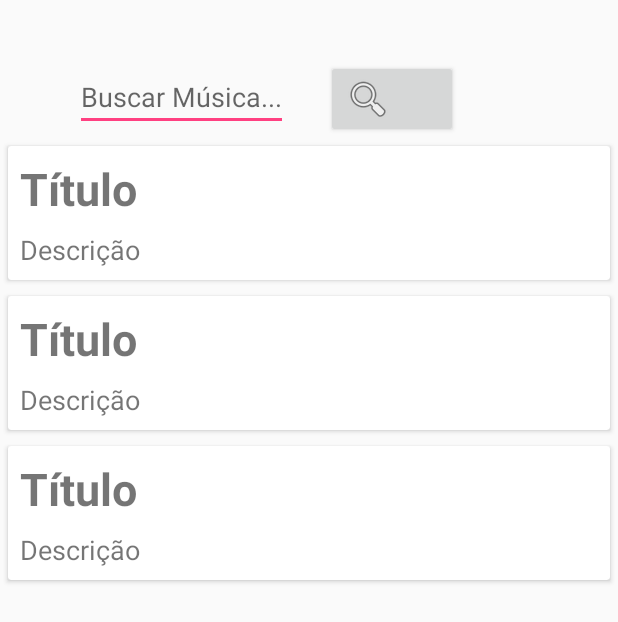
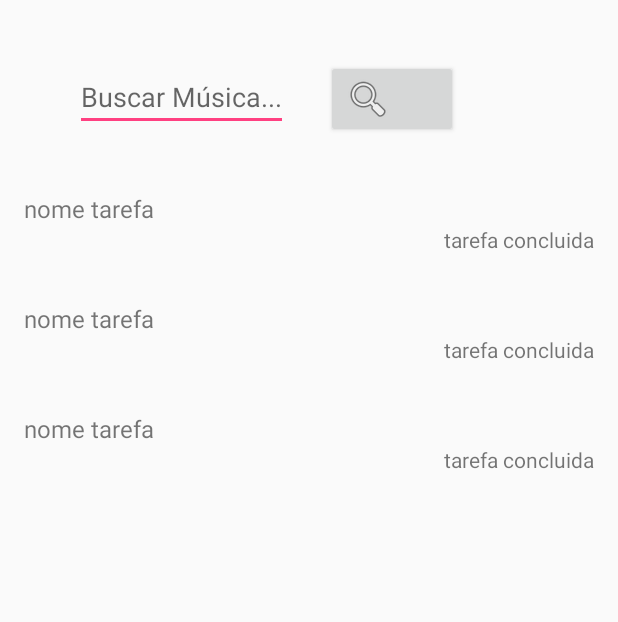
Before and after one commit to CesarT3333/android-uniftec-spoticesar, an Android app: the layout activity_agenda_telefonica.xml on its own in the app's theme, with its tools: preview values and no code run, on a phone screen of 412 x 824 dp. Shown: the top 622 px of the screen. Run offline under Robolectric (Android 15) with nearby library versions, the phone set to English and light mode, and no system bars.

Commit message:
criação de view holder

```diff
--- a/app/src/main/java/spoticesar/uniftec/com/br/spoticesar/models/Tarefa.java
+++ b/app/src/main/java/spoticesar/uniftec/com/br/spoticesar/models/Telefone.java
@@ -1,6 +1,6 @@
 package spoticesar.uniftec.com.br.spoticesar.models;
 
-public class Tarefa {
+public class Telefone {
 
     private String nome;
     private String telefone;
--- a/app/src/main/res/layout/activity_agenda_telefonica.xml
+++ b/app/src/main/res/layout/activity_agenda_telefonica.xml
@@ -38,6 +38,7 @@
 
     <android.support.v7.widget.RecyclerView
         android:id="@+id/rvw_telefones"
+        android:layout_marginTop="20dp"
         android:layout_width="match_parent"
         android:layout_height="wrap_content"
         tools:listitem="@layout/item_lista_telefonica" />
--- a/app/src/main/res/layout/item_lista_telefonica.xml
+++ b/app/src/main/res/layout/item_lista_telefonica.xml
@@ -1,43 +1,19 @@
 <?xml version="1.0" encoding="utf-8"?>
-<android.support.v7.widget.CardView xmlns:android="http://schemas.android.com/apk/res/android"
-    xmlns:app="http://schemas.android.com/apk/res-auto"
-    xmlns:tools="http://schemas.android.com/tools"
-    android:id="@+id/cardView"
+<RelativeLayout xmlns:android="http://schemas.android.com/apk/res/android"
     android:layout_width="match_parent"
     android:layout_height="wrap_content"
-    android:layout_margin="5dp">
-
-    <android.support.constraint.ConstraintLayout
-        android:layout_width="match_parent"
-        android:layout_height="match_parent">
-
-        <TextView
-            android:id="@+id/item_nota_titulo"
-            android:layout_width="wrap_content"
-            android:layout_height="wrap_content"
-            android:layout_margin="8dp"
-            android:maxLines="2"
-            android:textSize="30sp"
-            android:textStyle="bold"
-            app:layout_constraintStart_toStartOf="parent"
-            app:layout_constraintTop_toTopOf="parent"
-            tools:text="Título" />
-
-        <TextView
-            android:id="@+id/item_nota_descricao"
-            android:layout_width="0dp"
-            android:layout_height="wrap_content"
-            android:layout_marginBottom="8dp"
-            android:layout_marginTop="8dp"
-            android:maxLines="6"
-            android:textSize="18sp"
-            app:layout_constraintBottom_toBottomOf="parent"
-            app:layout_constraintEnd_toEndOf="parent"
-            app:layout_constraintHorizontal_bias="0.0"
-            app:layout_constraintStart_toStartOf="@+id/item_nota_titulo"
-            app:layout_constraintTop_toBottomOf="@id/item_nota_titulo"
-            tools:text="Descrição" />
-
-    </android.support.constraint.ConstraintLayout>
-
-</android.support.v7.widget.CardView>
+    android:padding="16dp">
+    <TextView
+        android:id="@+id/nome_tarefa_text_view"
+        android:layout_width="wrap_content"
+        android:layout_height="wrap_content"
+        android:text="nome tarefa"
+        android:textSize="16dp" />
+    <TextView
+        android:id="@+id/tarefa_concluida_text_view"
+        android:layout_width="wrap_content"
+        android:layout_height="wrap_content"
+        android:layout_alignParentRight="true"
+        android:layout_below="@id/nome_tarefa_text_view"
+        android:text="tarefa concluida" />
+</RelativeLayout>
```
Also changed, not shown: app/src/main/java/spoticesar/uniftec/com/br/spoticesar/adapter/ListaTelefoneAdapter.java (added, +66 -0 lines).
